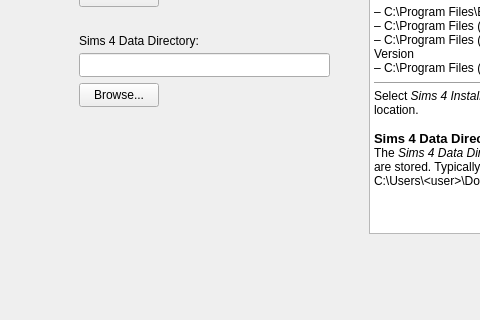
Above: mainwindow.ui from WrenSwift/SimsSwitcher before the change; both pictures show x 0 to 480 and y 126 to 446 of the 800 by 579 pixel window. Below: the same form after it.
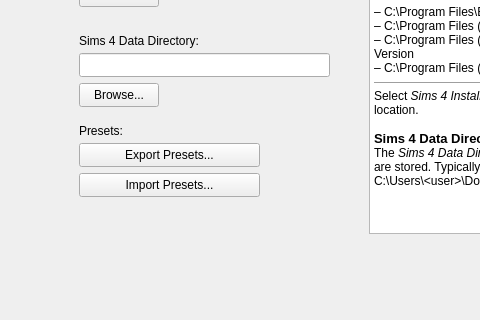
That is the form after the change.

Commit message: Add export and import functionality for mod presets; enhance UI with export options

```diff
--- a/mainwindow.ui
+++ b/mainwindow.ui
@@ -484,6 +484,45 @@
 &lt;p style=&quot; margin-top:0px; margin-bottom:0px; margin-left:0px; margin-right:0px; -qt-block-indent:0; text-indent:0px;&quot;&gt;C:\Users\&amp;lt;user&amp;gt;\Documents\Electronic Arts\The Sims 4&lt;/p&gt;&lt;/body&gt;&lt;/html&gt;</string>
       </property>
      </widget>
+     <widget class="QPushButton" name="exportButton">
+      <property name="geometry">
+       <rect>
+        <x>20</x>
+        <y>230</y>
+        <width>181</width>
+        <height>24</height>
+       </rect>
+      </property>
+      <property name="text">
+       <string>Export Presets...</string>
+      </property>
+     </widget>
+     <widget class="QLabel" name="label_5">
+      <property name="geometry">
+       <rect>
+        <x>20</x>
+        <y>210</y>
+        <width>91</width>
+        <height>16</height>
+       </rect>
+      </property>
+      <property name="text">
+       <string>Presets:</string>
+      </property>
+     </widget>
+     <widget class="QPushButton" name="importButton">
+      <property name="geometry">
+       <rect>
+        <x>20</x>
+        <y>260</y>
+        <width>181</width>
+        <height>24</height>
+       </rect>
+      </property>
+      <property name="text">
+       <string>Import Presets...</string>
+      </property>
+     </widget>
     </widget>
    </widget>
    <widget class="QPushButton" name="menuMods">
```
The commit also changes 7 other files.
